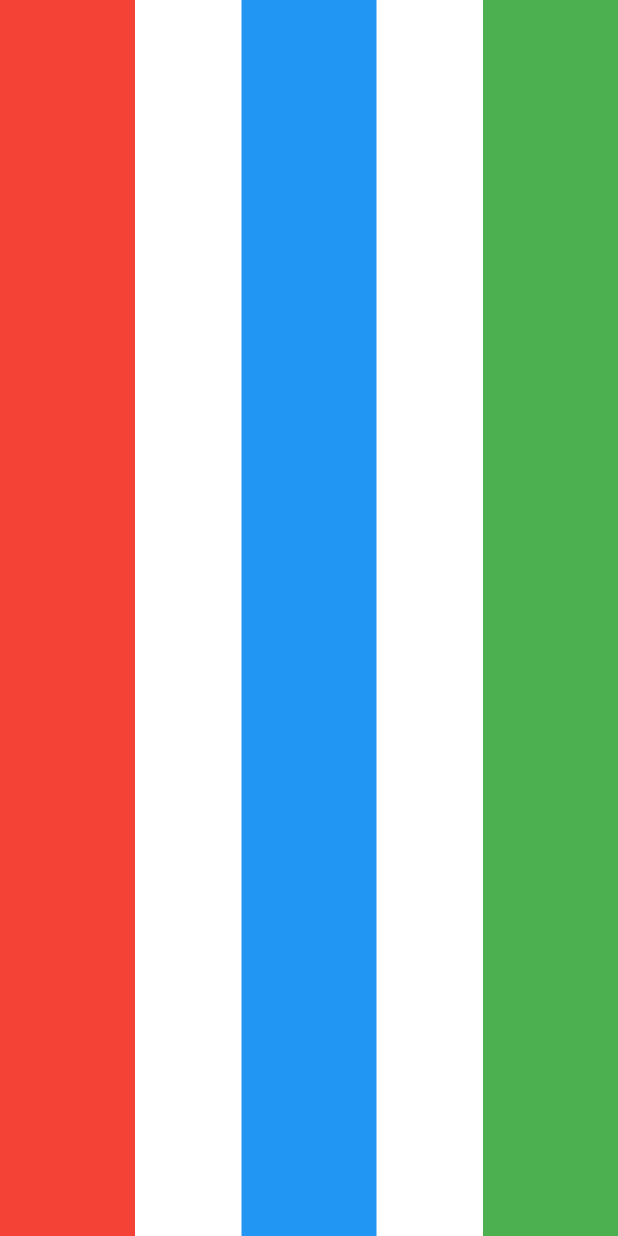
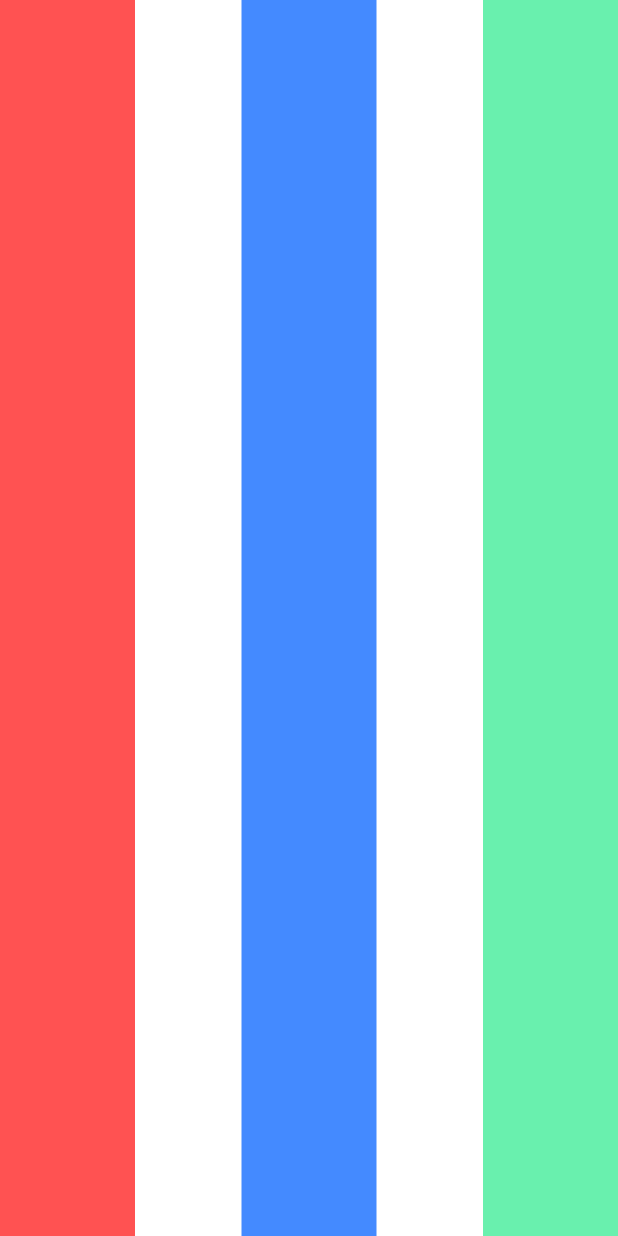
Before and after one commit to tjanhvi/Working-with-Flutter, a Flutter app: the screen it shows after launch, on a phone screen of 412 x 824 dp. Run offline on Flutter 3.47's test engine with Material 2 defaults, Android fonts, the phone set to English and light mode, and no system bars.

```diff
--- a/Flutter/my_app/lib/main.dart
+++ b/Flutter/my_app/lib/main.dart
@@ -18,15 +18,15 @@ class MyApp extends StatelessWidget {
             children: <Widget>[
               Container(
                 width: 90.0,
-                color: Colors.red,
+                color: Colors.redAccent,
               ),
               Container(
                 width: 90.0,
-                color: Colors.blue,
+                color: Colors.blueAccent,
               ),
               Container(
                 width: 90.0,
-                color: Colors.green,
+                color: Colors.greenAccent,
               ),
             ],
           ),
```
